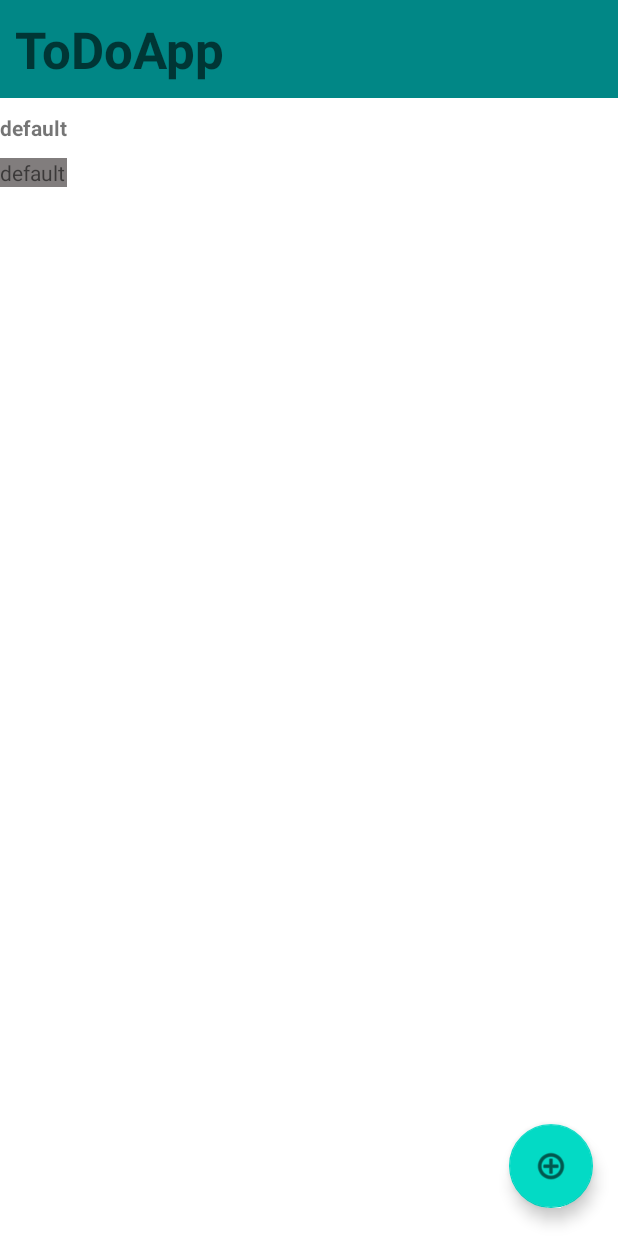
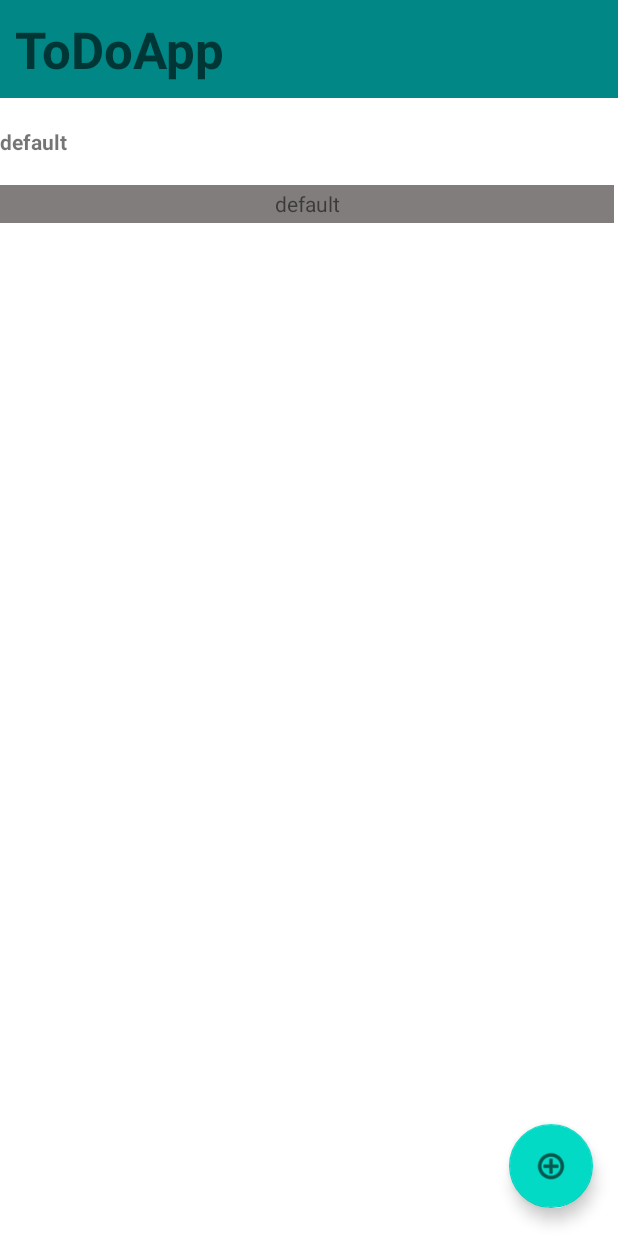
Before and after one commit to Neumann-ai/ToDoApp, an Android app: the screen it shows after launch (MainActivity), on a phone screen of 412 x 824 dp. Run offline under Robolectric (Android 15) with nearby library versions, the phone set to English and light mode, and no system bars.

Commit message:
done and delete items functions from recycler view ready

```diff
--- a/app/src/main/java/com/example/todoapp/MainActivity.java
+++ b/app/src/main/java/com/example/todoapp/MainActivity.java
@@ -25,14 +25,14 @@ import java.util.Arrays;
 import java.util.List;
 
 
-public class MainActivity extends AppCompatActivity {
+public class MainActivity extends AppCompatActivity implements RecyclerViewInterface {
 
 
     public ArrayList<Tasks> itemList;
 
-    public ArrayAdapter<Tasks> adapter;
+    public RecyclerView layout;
 
-    public RecyclerView layout;
+    public adapter_Items adapterItems;
 
 
 
@@ -71,48 +71,11 @@ public class MainActivity extends AppCompatActivity {
             }
         }
 
-        adapter_Items adapter = new adapter_Items(itemList);
+        adapterItems = new adapter_Items(itemList, this );
 
-        layout.setAdapter(adapter);
-        //setUpItemOnLongClickListener();
+        layout.setAdapter(adapterItems);
+
     }
-
-    /*public void setUpItemOnLongClickListener()
-    {
-        layout.setOnItemLongClickListener(new AdapterView.OnItemLongClickListener() {
-            @Override
-            public boolean onItemLongClick(AdapterView<?> adapterView, View view, int i, long l)
-            {
-                Context context = getApplicationContext();
-                Toast.makeText(context, "Item Removed", Toast.LENGTH_LONG).show();
-
-                itemList.remove(i);
-                PrefConfig.writeListInPrefs(getApplicationContext(), itemList);
-
-                adapter.notifyDataSetChanged();
-                return true;
-
-            }
-        });
-
-        layout.setOnItemClickListener(new AdapterView.OnItemClickListener() {
-            @Override
-            public void onItemClick(AdapterView<?> parent, View view, int position, long id) {
-                Context context = getApplicationContext();
-                Toast.makeText(context, "Task Done!", Toast.LENGTH_LONG).show();
-
-                String thisItem = itemList.get(position).toString();
-
-                if(!thisItem.contains("Done!"))
-                {
-                    itemList.set(position, thisItem + "   Done!");
-                }
-                adapter.notifyDataSetChanged();
-
-            }
-        });
-
-    }*/
 
     public void addItem(View view)
     {
@@ -123,4 +86,35 @@ public class MainActivity extends AppCompatActivity {
         intent.putExtra("item_List",  JsonList);
         startActivity(intent);
     }
+
+    @Override
+    public void onItemClick(int position) {
+        Tasks doneTask = itemList.get(position);
+
+        String taskText = doneTask.getText();
+
+        if(!doneTask.getText().contains("Done!"))
+        {
+            doneTask.setText(taskText + " Done!");
+            itemList.set(position, doneTask);
+            Context context = getApplicationContext();
+            Toast.makeText(context, "Task Done!", Toast.LENGTH_LONG).show();
+            PrefConfig.writeListInPrefs(getApplicationContext(), itemList);
+            adapterItems.notifyDataSetChanged();
+        }
+
+
+    }
+
+    @Override
+    public void onItemLongClick(int position) {
+        itemList.remove(position);
+
+        Context context = getApplicationContext();
+        Toast.makeText(context, "Item Removed", Toast.LENGTH_LONG).show();
+
+        PrefConfig.writeListInPrefs(getApplicationContext(), itemList);
+
+        adapterItems.notifyDataSetChanged();
+    }
 }
--- /dev/null
+++ b/app/src/main/java/com/example/todoapp/RecyclerViewInterface.java
@@ -0,0 +1,7 @@
+package com.example.todoapp;
+
+public interface RecyclerViewInterface {
+       void onItemClick(int position);
+       void onItemLongClick(int position);
+
+}
--- a/app/src/main/java/com/example/todoapp/adapter_Items.java
+++ b/app/src/main/java/com/example/todoapp/adapter_Items.java
@@ -1,4 +1,6 @@
 package com.example.todoapp;
+
+import static android.view.View.*;
 
 import android.content.Context;
 import android.view.LayoutInflater;
@@ -7,6 +9,7 @@ import android.view.ViewGroup;
 import android.widget.TextView;
 
 import androidx.annotation.NonNull;
+import androidx.cardview.widget.CardView;
 import androidx.recyclerview.widget.RecyclerView;
 
 import java.util.ArrayList;
@@ -18,42 +21,76 @@ public class adapter_Items extends RecyclerView.Adapter<adapter_Items.ItemViewHo
 
     private final ArrayList<Tasks> objectList;
 
-    public adapter_Items(ArrayList<Tasks> objectList) {
+    public RecyclerViewInterface recyclerViewInterface;
+
+    public adapter_Items(ArrayList<Tasks> objectList, RecyclerViewInterface recyclerViewInterface) {
         this.objectList = objectList;
+        this.recyclerViewInterface = recyclerViewInterface;
     }
+
+    @NonNull
+    @Override
+    public ItemViewHolder onCreateViewHolder(@NonNull ViewGroup parent, int viewType) {
+        View view = LayoutInflater.from(parent.getContext()).inflate(R.layout.item_list,null,false);
+
+        return new ItemViewHolder(view, recyclerViewInterface);
+    }
+
+    @Override
+    public void onBindViewHolder(@NonNull ItemViewHolder holder, int position) {
+        holder.content.setText(objectList.get(position).getText());
+        holder.date.setText(objectList.get(position).getDate());
+    }
+
+    @Override
+    public int getItemCount() {
+        return objectList.size();
+    }
+
 
     public class ItemViewHolder extends RecyclerView.ViewHolder
     {
          TextView content;
          TextView date;
 
-        public ItemViewHolder(@NonNull View itemView) {
+        public ItemViewHolder(@NonNull View itemView, RecyclerViewInterface recyclerViewInterface) {
             super(itemView);
 
             content = itemView.findViewById(R.id.item_Content);
             date =  itemView.findViewById(R.id.item_Date);
-        }
-    }
 
+            itemView.setOnClickListener(new OnClickListener() {
+                @Override
+                public void onClick(View v) {
+                    if(adapter_Items.this.recyclerViewInterface != null){
+                        int pos = getAdapterPosition();
 
-    @NonNull
-    @Override
-    public ItemViewHolder onCreateViewHolder(@NonNull ViewGroup parent, int viewType) {
-        View view = LayoutInflater.from(parent.getContext()).inflate(R.layout.item_list,null,false);
-        return new ItemViewHolder(view);
-    }
+                        if(pos != RecyclerView.NO_POSITION)
+                        {
+                            adapter_Items.this.recyclerViewInterface.onItemClick(pos);
+                        }
 
-    @Override
-    public void onBindViewHolder(@NonNull ItemViewHolder holder, int position) {
+                    }
+                }
+            });
 
-        holder.content.setText(objectList.get(position).getText());
-        holder.date.setText(objectList.get(position).getDate());
+            itemView.setOnLongClickListener(new OnLongClickListener() {
+                @Override
+                public boolean onLongClick(View v) {
+                    if(adapter_Items.this.recyclerViewInterface != null)
+                    {
+                     int pos = getAdapterPosition();
 
+                     if(pos != RecyclerView.NO_POSITION)
+                     {
+                         adapter_Items.this.recyclerViewInterface.onItemLongClick(pos);
+                     }
+                    }
+                    return true;
+                }
+            });
 
     }
 
-    @Override
-    public int getItemCount() {
-        return objectList.size();
-    }
 }
+}
--- a/app/src/main/res/layout/item_list.xml
+++ b/app/src/main/res/layout/item_list.xml
@@ -1,5 +1,7 @@
 <?xml version="1.0" encoding="utf-8"?>
-<LinearLayout xmlns:android="http://schemas.android.com/apk/res/android"
+<androidx.constraintlayout.widget.ConstraintLayout xmlns:android="http://schemas.android.com/apk/res/android"
+    xmlns:app="http://schemas.android.com/apk/res-auto"
+    xmlns:tools="http://schemas.android.com/tools"
     android:layout_width="match_parent"
     android:layout_height="match_parent"
     android:backgroundTint="#535252"
@@ -8,18 +10,30 @@
     <TextView
         android:id="@+id/item_Content"
         android:layout_width="match_parent"
-        android:layout_height="40dp"
+        android:layout_height="58dp"
+        android:clickable="true"
+        android:focusable="true"
         android:gravity="center_vertical"
         android:text="TextView"
         android:textStyle="bold"
-        android:typeface="sans" />
+        android:typeface="sans"
+        app:layout_constraintBottom_toBottomOf="parent"
+        app:layout_constraintEnd_toEndOf="parent"
+        app:layout_constraintHorizontal_bias="0.0"
+        app:layout_constraintStart_toStartOf="parent"
+        app:layout_constraintTop_toTopOf="parent"
+        app:layout_constraintVertical_bias="0.001" />
 
     <TextView
         android:id="@+id/item_Date"
-        android:layout_width="match_parent"
-        android:layout_height="wrap_content"
+        android:layout_width="409dp"
+        android:layout_height="25dp"
         android:background="#817D7D"
+        android:gravity="center"
         android:text="TextView"
-        android:visibility="visible" />
+        android:visibility="visible"
+        app:layout_constraintEnd_toEndOf="parent"
+        app:layout_constraintStart_toStartOf="parent"
+        app:layout_constraintTop_toBottomOf="@+id/item_Content" />
 
-</LinearLayout>
+</androidx.constraintlayout.widget.ConstraintLayout>
```
